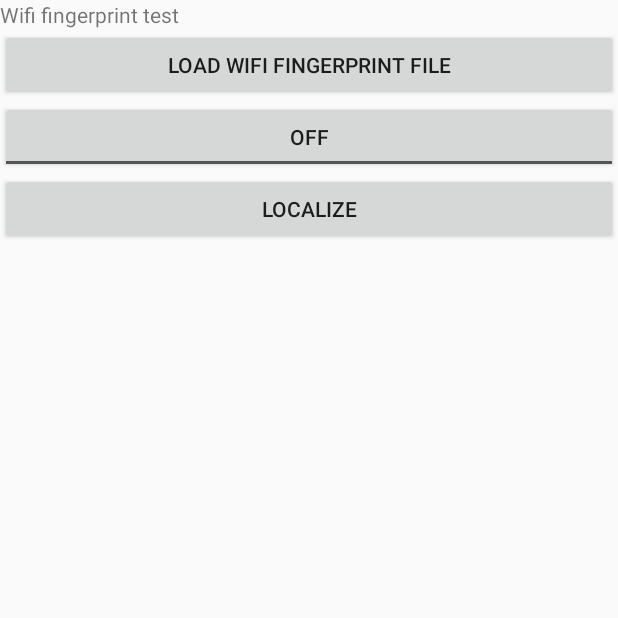
After one commit to wnlab-isti/PrettyIndoor, an Android app: the FingerprintTestActivity screen opened directly, with no data from a screen before it, on a phone screen of 412 x 824 dp, the top half of it. The commit adds this screen. Run offline under Robolectric (Android 15) with nearby library versions, the phone set to English and light mode, and no system bars.

Commit message:
Wifi Fingerprint sembra funzionare

```diff
--- a/app/src/main/java/it/cnr/isti/wnlab/indoornavigation/androidapp/fingerprint/AcquisitionActivity.java
+++ b/app/src/main/java/it/cnr/isti/wnlab/indoornavigation/androidapp/fingerprint/AcquisitionActivity.java
@@ -249,7 +249,7 @@ public class AcquisitionActivity extends AppCompatActivity implements View.OnCli
                 Toast.makeText(getApplicationContext(), "Starting fingerprint creation", Toast.LENGTH_SHORT).show();
 
                 // Initialize fingerprint builder
-                MagneticFingerprintBuilder magneticBuilder = new MagneticFingerprintBuilder();
+                MagneticFingerprintFileBuilder magneticBuilder = new MagneticFingerprintFileBuilder();
 
                 // Get data files from default folder
                 File[] magDataFiles = getDataFiles(MAGNETIC_DATA_FILE_PREFIX, new File(MAGNETIC_DATA_FOLDER));
@@ -280,7 +280,7 @@ public class AcquisitionActivity extends AppCompatActivity implements View.OnCli
                 Toast.makeText(getApplicationContext(), "Starting fingerprint creation", Toast.LENGTH_SHORT).show();
 
                 // Initialize fingerprint builder
-                WifiFingerprintBuilder wifiBuilder = new WifiFingerprintBuilder();
+                WifiFingerprintFileBuilder wifiBuilder = new WifiFingerprintFileBuilder();
 
                 // Get data files from default folder
                 File[] wifiDataFiles = getDataFiles(WIFI_DATA_FILE_PREFIX, new File(WIFI_DATA_FOLDER));
--- a/app/src/main/java/it/cnr/isti/wnlab/indoornavigation/androidapp/fingerprint/FingerprintBuilder.java
+++ b/app/src/main/java/it/cnr/isti/wnlab/indoornavigation/androidapp/fingerprint/FingerprintFileBuilder.java
@@ -10,7 +10,7 @@ import java.io.FileWriter;
 import java.io.IOException;
 import java.io.InputStreamReader;
 
-public abstract class FingerprintBuilder {
+public abstract class FingerprintFileBuilder {
 
     /**
      * Creates a file with a fingerprint made from csv data files.
--- a/app/src/main/java/it/cnr/isti/wnlab/indoornavigation/androidapp/fingerprint/MagneticFingerprintBuilder.java
+++ b/app/src/main/java/it/cnr/isti/wnlab/indoornavigation/androidapp/fingerprint/MagneticFingerprintFileBuilder.java
@@ -9,7 +9,7 @@ import java.io.BufferedWriter;
 import java.io.IOException;
 import java.util.Map;
 
-public class MagneticFingerprintBuilder extends FingerprintBuilder {
+public class MagneticFingerprintFileBuilder extends FingerprintFileBuilder {
 
     // Map of measurements <(x,y),(mx,my,mz)>
     private Table<Float,Float,Float[]> measurements;
@@ -17,7 +17,7 @@ public class MagneticFingerprintBuilder extends FingerprintBuilder {
     // Current array of values
     private Float[] values = null;
 
-    public MagneticFingerprintBuilder() {
+    public MagneticFingerprintFileBuilder() {
         measurements = HashBasedTable.create();
     }
 
--- a/app/src/main/java/it/cnr/isti/wnlab/indoornavigation/androidapp/fingerprint/WifiFingerprintBuilder.java
+++ b/app/src/main/java/it/cnr/isti/wnlab/indoornavigation/androidapp/fingerprint/WifiFingerprintFileBuilder.java
@@ -8,14 +8,13 @@ import java.io.IOException;
 import java.util.ArrayList;
 import java.util.Collections;
 import java.util.HashMap;
-import java.util.List;
 import java.util.Map;
 
 import it.cnr.isti.wnlab.indoornavigation.types.fingerprint.WifiFingerprint;
 import it.cnr.isti.wnlab.indoornavigation.types.wifi.AccessPoints;
 import it.cnr.isti.wnlab.indoornavigation.types.wifi.SingleAccessPoint;
 
-public class WifiFingerprintBuilder extends FingerprintBuilder {
+public class WifiFingerprintFileBuilder extends FingerprintFileBuilder {
 
     // Map of measurements <(x,y),{(String BSSDi, int RSSIi), ...}>
     private Table<Float, Float, HashMap<String, Integer[]>> measurements;
@@ -23,7 +22,7 @@ public class WifiFingerprintBuilder extends FingerprintBuilder {
     // (bssid,rssi) map of the current point
     private HashMap<String, Integer[]> values = null;
 
-    public WifiFingerprintBuilder() {
+    public WifiFingerprintFileBuilder() {
         measurements = HashBasedTable.create();
     }
 
--- /dev/null
+++ b/app/src/main/java/it/cnr/isti/wnlab/indoornavigation/androidapp/localization/FingerprintTestActivity.java
@@ -0,0 +1,105 @@
+package it.cnr.isti.wnlab.indoornavigation.androidapp.localization;
+
+import android.net.wifi.WifiManager;
+import android.os.Bundle;
+
+import android.os.Environment;
+import android.support.v7.app.AppCompatActivity;
+import android.view.View;
+import android.widget.CompoundButton;
+import android.widget.TextView;
+import android.widget.Toast;
+import android.widget.ToggleButton;
+
+import java.io.File;
+import java.util.List;
+
+import it.cnr.isti.wnlab.indoornavigation.R;
+import it.cnr.isti.wnlab.indoornavigation.XYPosition;
+import it.cnr.isti.wnlab.indoornavigation.android.wifi.WifiScanner;
+import it.cnr.isti.wnlab.indoornavigation.observer.DataObserver;
+import it.cnr.isti.wnlab.indoornavigation.types.fingerprint.GeomagneticFingerprint;
+import it.cnr.isti.wnlab.indoornavigation.types.fingerprint.WifiFingerprint;
+import it.cnr.isti.wnlab.indoornavigation.types.wifi.AccessPoints;
+
+public class FingerprintTestActivity extends AppCompatActivity {
+
+    private WifiScanner wifiScanner;
+
+    private GeomagneticFingerprint mfing;
+    private WifiFingerprint wifing;
+
+    private String wifiFingPath = Environment.getExternalStorageDirectory() + "/fingerprints/wifi_fingerprint.csv";
+
+    private TextView textView;
+
+    @Override
+    protected void onCreate(Bundle savedInstanceState) {
+        super.onCreate(savedInstanceState);
+        setContentView(R.layout.activity_fingerprint_test);
+
+        textView = (TextView) (findViewById(R.id.tv_positions));
+
+        // Wifi
+
+        // Wifi Scanner
+        wifiScanner = new WifiScanner((WifiManager) getSystemService(WIFI_SERVICE));
+
+        // Load Fingerprint button
+        (findViewById(R.id.fp_test_btn_load_wifi)).setOnClickListener(new View.OnClickListener() {
+            @Override
+            public void onClick(View view) {
+                WifiFingerprint.Builder wifiBuilder = new WifiFingerprint.Builder();
+                wifing = wifiBuilder.buildFromFile(new File(wifiFingPath));
+            }
+        });
+
+        // Toggle wifi scansion
+        ((ToggleButton) findViewById(R.id.fp_test_toggle_scanning_wifi)).setOnCheckedChangeListener(new CompoundButton.OnCheckedChangeListener() {
+            @Override
+            public void onCheckedChanged(CompoundButton compoundButton, boolean b) {
+                if(b)
+                    wifiScanner.start();
+                else
+                    wifiScanner.stop();
+            }
+        });
+
+        (findViewById(R.id.fp_test_btn_localize_wifi)).setOnClickListener(new View.OnClickListener() {
+            @Override
+            public void onClick(View view) {
+                Toast.makeText(getApplicationContext(),"Start listening to scansions",Toast.LENGTH_SHORT).show();
+
+                DataObserver<AccessPoints> observer = new DataObserver<AccessPoints>() {
+                    @Override
+                    public void notify(AccessPoints data) {
+                        int k = 3;
+
+                        Toast.makeText(getApplicationContext(), "Doing K-NN", Toast.LENGTH_SHORT).show();
+                        List<XYPosition> positions = wifing.findNearestK(data,k);
+                        Toast.makeText(getApplicationContext(),positions.size() + " positions found",Toast.LENGTH_SHORT).show();
+                        StringBuilder string = new StringBuilder();
+
+                        float avgX = 0.f;
+                        float avgY = 0.f;
+                        for(XYPosition p : positions) {
+                            string.append(p + "\n");
+                            avgX += p.x;
+                            avgY += p.y;
+                        }
+                        textView.setText(string);
+
+                        avgX /= k;
+                        avgY /= k;
+                        Toast.makeText(getApplicationContext(),"Average position: " + new XYPosition(avgX,avgY),Toast.LENGTH_SHORT).show();
+
+                        //Toast.makeText(getApplicationContext(),"Unregistering",Toast.LENGTH_SHORT).show();
+                        //wifiScanner.unregister(this);
+                    }
+                };
+                wifiScanner.register(observer);
+            }
+        });
+    }
+
+}
--- a/app/src/main/java/it/cnr/isti/wnlab/indoornavigation/utils/strategies/fingerprint/wifi/WifiFingerprintStrategy.java
+++ b/app/src/main/java/it/cnr/isti/wnlab/indoornavigation/utils/strategies/fingerprint/wifi/WifiFingerprintStrategy.java
@@ -26,12 +26,18 @@ public class WifiFingerprintStrategy
 
     @Override
     public void notify(AccessPoints data) {
+        System.out.println("Data arrived " + data);
+
         // Sort APs in the occurred order for K-NN
         // NO THREAD SAFETY!!!!!!!!
+        System.out.println("Sorting...");
         data.sort(WifiFingerprint.AP_ORDER_IN_ROW);
+        System.out.println("Sorting finished:" + data);
 
         // Do K-NN
+        System.out.println("Doing K-NN...");
         List<XYPosition> positions = mFingerprint.findNearestK(data, mK);
+        System.out.println("Positions available: " + positions.size());
 
         // Find middle position
         float avgX = 0.f;
--- /dev/null
+++ b/app/src/main/res/layout/activity_fingerprint_test.xml
@@ -0,0 +1,38 @@
+<?xml version="1.0" encoding="utf-8"?>
+<android.widget.LinearLayout xmlns:android="http://schemas.android.com/apk/res/android"
+    xmlns:tools="http://schemas.android.com/tools"
+    android:layout_width="match_parent"
+    android:layout_height="match_parent"
+    android:orientation="vertical"
+    android:fitsSystemWindows="true"
+    tools:context="it.cnr.isti.wnlab.indoornavigation.androidapp.localization.FingerprintTestActivity">
+
+    <TextView
+        android:layout_width="wrap_content"
+        android:layout_height="wrap_content"
+        android:text="Wifi fingerprint test" />
+
+    <Button
+        android:layout_width="match_parent"
+        android:layout_height="wrap_content"
+        android:text="Load wifi fingerprint file"
+        android:id="@+id/fp_test_btn_load_wifi" />
+
+    <ToggleButton
+        android:layout_width="match_parent"
+        android:layout_height="wrap_content"
+        android:text="Start Wifi Scanning"
+        android:id="@+id/fp_test_toggle_scanning_wifi" />
+
+    <Button
+        android:layout_width="match_parent"
+        android:layout_height="wrap_content"
+        android:text="Localize"
+        android:id="@+id/fp_test_btn_localize_wifi" />
+
+    <TextView
+        android:layout_width="wrap_content"
+        android:layout_height="wrap_content"
+        android:id="@+id/tv_positions" />
+
+</android.widget.LinearLayout>
--- a/app/src/main/res/values/strings.xml
+++ b/app/src/main/res/values/strings.xml
@@ -9,4 +9,5 @@
     <string name="title_compass_test">CompassTestActivity</string>
     <string name="title_step_detection_test">StepDetectionActivity</string>
     <string name="title_activity_fingerprint_creation">FingerprintCreationActivity</string>
+    <string name="title_activity_fingerprint_test">FingerprintTestActivity</string>
 </resources>
```
Also changed, not shown: app/src/main/AndroidManifest.xml (+10 -0 lines), app/src/main/java/it/cnr/isti/wnlab/indoornavigation/android/wifi/WifiScanner.java (+9 -2 lines), app/src/main/java/it/cnr/isti/wnlab/indoornavigation/types/fingerprint/Fingerprint.java (+11 -1 lines), app/src/main/java/it/cnr/isti/wnlab/indoornavigation/types/fingerprint/WifiFingerprint.java (+65 -2 lines), app/src/main/java/it/cnr/isti/wnlab/indoornavigation/types/wifi/AccessPoints.java (+3 -17 lines), app/src/main/res/layout/content_fingerprint_test.xml (added, +16 -0 lines), 1 other file.
